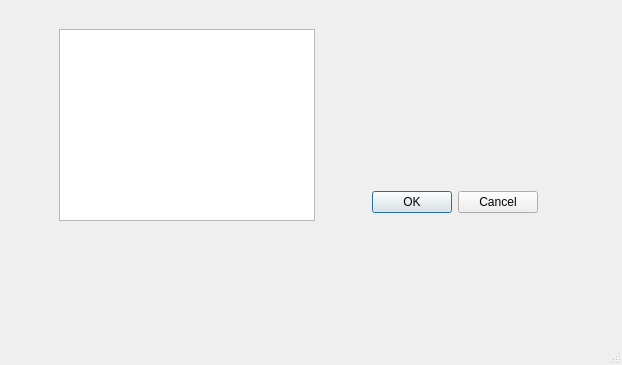
Qt form mainwindow.ui (silash35/qpdftools) before a commit.
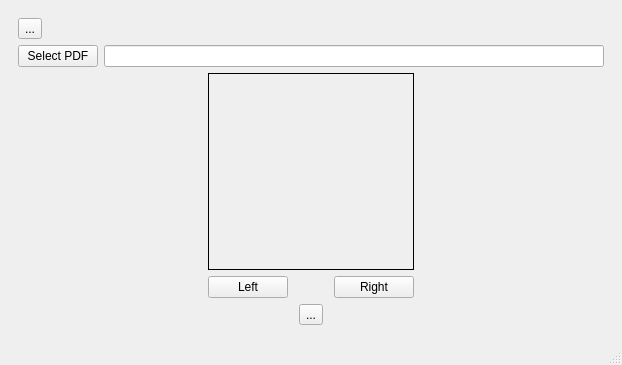
The same form after that commit. The open tabs and pages were chosen to show the change.

Commit message: Start do develop rotate feature

```diff
--- a/mainwindow.ui
+++ b/mainwindow.ui
@@ -556,29 +556,164 @@
        </layout>
       </widget>
       <widget class="QWidget" name="page_rotate">
-       <widget class="QDialogButtonBox" name="buttonBox">
-        <property name="geometry">
-         <rect>
-          <x>360</x>
-          <y>180</y>
-          <width>169</width>
-          <height>26</height>
-         </rect>
-        </property>
-        <property name="standardButtons">
-         <set>QDialogButtonBox::Cancel|QDialogButtonBox::Ok</set>
-        </property>
-       </widget>
-       <widget class="QTreeView" name="treeView">
-        <property name="geometry">
-         <rect>
-          <x>50</x>
-          <y>20</y>
-          <width>256</width>
-          <height>192</height>
-         </rect>
-        </property>
-       </widget>
+       <layout class="QVBoxLayout" name="verticalLayout_12">
+        <item>
+         <layout class="QHBoxLayout" name="horizontalLayout_13">
+          <item>
+           <widget class="QToolButton" name="tbtn_return4">
+            <property name="text">
+             <string>...</string>
+            </property>
+            <property name="shortcut">
+             <string>Esc</string>
+            </property>
+           </widget>
+          </item>
+          <item>
+           <spacer name="horizontalSpacer_14">
+            <property name="orientation">
+             <enum>Qt::Horizontal</enum>
+            </property>
+            <property name="sizeHint" stdset="0">
+             <size>
+              <width>40</width>
+              <height>20</height>
+             </size>
+            </property>
+           </spacer>
+          </item>
+         </layout>
+        </item>
+        <item>
+         <layout class="QHBoxLayout" name="horizontalLayout_16">
+          <item>
+           <widget class="QPushButton" name="btn_selectFile_4">
+            <property name="text">
+             <string>Select PDF</string>
+            </property>
+           </widget>
+          </item>
+          <item>
+           <widget class="QLineEdit" name="ln_file_4"/>
+          </item>
+         </layout>
+        </item>
+        <item>
+         <layout class="QHBoxLayout" name="horizontalLayout_15">
+          <item>
+           <spacer name="horizontalSpacer_9">
+            <property name="orientation">
+             <enum>Qt::Horizontal</enum>
+            </property>
+            <property name="sizeHint" stdset="0">
+             <size>
+              <width>40</width>
+              <height>20</height>
+             </size>
+            </property>
+           </spacer>
+          </item>
+          <item>
+           <layout class="QVBoxLayout" name="verticalLayout_11">
+            <item>
+             <widget class="QLabel" name="label_pdfIcon">
+              <property name="frameShape">
+               <enum>QFrame::Box</enum>
+              </property>
+              <property name="text">
+               <string/>
+              </property>
+              <property name="alignment">
+               <set>Qt::AlignCenter</set>
+              </property>
+             </widget>
+            </item>
+            <item>
+             <layout class="QHBoxLayout" name="horizontalLayout_9">
+              <item>
+               <widget class="QPushButton" name="btn_left">
+                <property name="text">
+                 <string>Left</string>
+                </property>
+               </widget>
+              </item>
+              <item>
+               <spacer name="horizontalSpacer_18">
+                <property name="orientation">
+                 <enum>Qt::Horizontal</enum>
+                </property>
+                <property name="sizeHint" stdset="0">
+                 <size>
+                  <width>40</width>
+                  <height>20</height>
+                 </size>
+                </property>
+               </spacer>
+              </item>
+              <item>
+               <widget class="QPushButton" name="btn_righ">
+                <property name="text">
+                 <string>Right</string>
+                </property>
+               </widget>
+              </item>
+             </layout>
+            </item>
+           </layout>
+          </item>
+          <item>
+           <spacer name="horizontalSpacer_17">
+            <property name="orientation">
+             <enum>Qt::Horizontal</enum>
+            </property>
+            <property name="sizeHint" stdset="0">
+             <size>
+              <width>40</width>
+              <height>20</height>
+             </size>
+            </property>
+           </spacer>
+          </item>
+         </layout>
+        </item>
+        <item>
+         <layout class="QHBoxLayout" name="horizontalLayout_14">
+          <item>
+           <spacer name="horizontalSpacer_15">
+            <property name="orientation">
+             <enum>Qt::Horizontal</enum>
+            </property>
+            <property name="sizeHint" stdset="0">
+             <size>
+              <width>40</width>
+              <height>20</height>
+             </size>
+            </property>
+           </spacer>
+          </item>
+          <item>
+           <widget class="QToolButton" name="tbtn_pdfRotate">
+            <property name="text">
+             <string>...</string>
+            </property>
+           </widget>
+          </item>
+          <item>
+           <spacer name="horizontalSpacer_16">
+            <property name="orientation">
+             <enum>Qt::Horizontal</enum>
+            </property>
+            <property name="sizeHint" stdset="0">
+             <size>
+              <width>40</width>
+              <height>20</height>
+             </size>
+            </property>
+           </spacer>
+          </item>
+         </layout>
+        </item>
+       </layout>
       </widget>
      </widget>
     </item>
```
Left out of the diff: 20 changed lines with no effect on the pictures. The commit also changes 2 other files.
